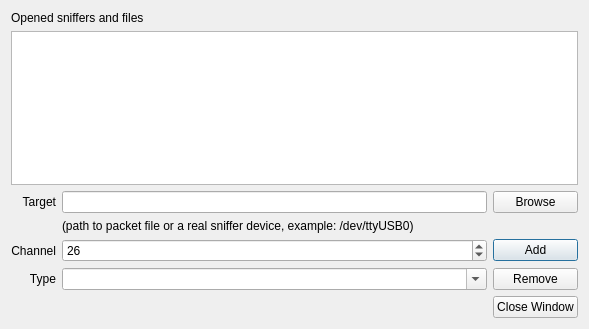
Qt form SnifferDialog.ui (cetic/foren6-gui-qt) before a commit.
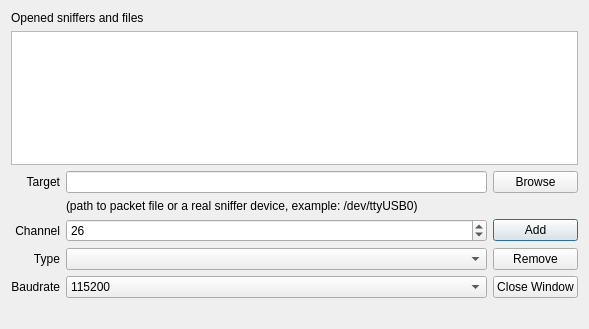
The same form after that commit.

Commit message: Add baudrate combobox

What changed in the file:
```diff
--- a/SnifferDialog.ui
+++ b/SnifferDialog.ui
@@ -103,11 +103,48 @@
    <item row="5" column="1" colspan="2">
     <widget class="QComboBox" name="typeCombo">
      <property name="editable">
-      <bool>true</bool>
+      <bool>false</bool>
      </property>
     </widget>
    </item>
-   <item row="6" column="2">
+   <item row="6" column="0">
+    <widget class="QLabel" name="baudrateLabel">
+     <property name="text">
+      <string>Baudrate</string>
+     </property>
+     <property name="alignment">
+      <set>Qt::AlignRight|Qt::AlignTrailing|Qt::AlignVCenter</set>
+     </property>
+    </widget>
+   </item>
+   <item row="6" column="1" colspan="2">
+    <widget class="QComboBox" name="baudrateCombo">
+     <property name="editable">
+      <bool>false</bool>
+     </property>
+     <item>
+      <property name="text">
+       <string>115200</string>
+      </property>
+     </item>
+     <item>
+      <property name="text">
+       <string>230400</string>
+      </property>
+     </item>
+     <item>
+      <property name="text">
+       <string>460800</string>
+      </property>
+     </item>
+     <item>
+      <property name="text">
+       <string>500000</string>
+      </property>
+     </item>
+    </widget>
+   </item>
+   <item row="7" column="2">
     <spacer name="horizontalSpacer">
      <property name="orientation">
       <enum>Qt::Horizontal</enum>
```
The commit also changes 1 other file.
